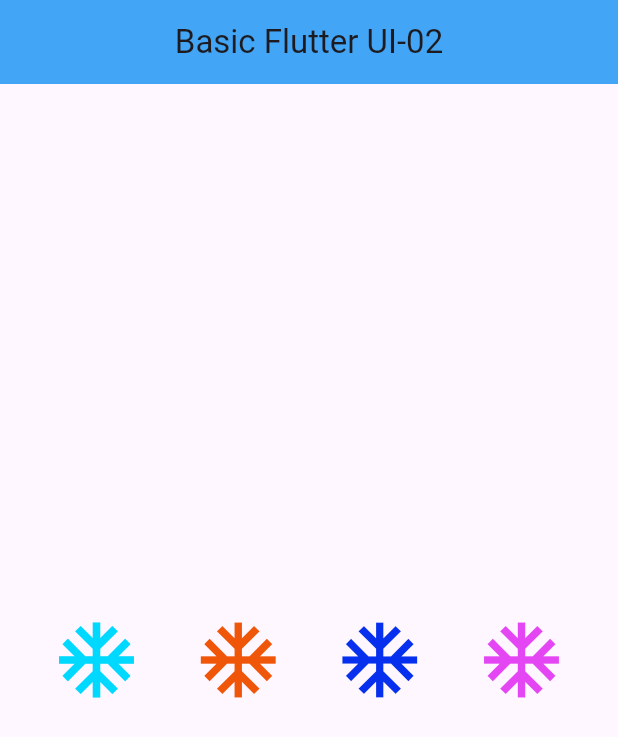
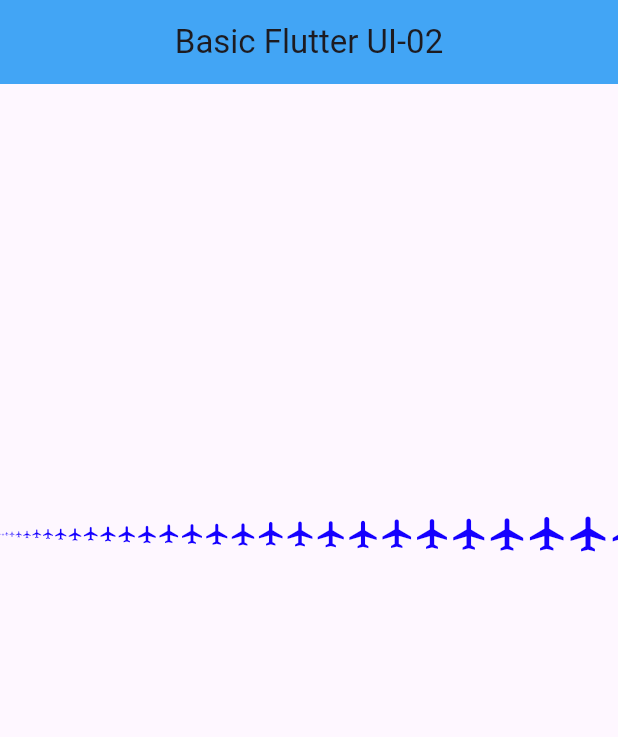
Before and after one commit to LamiaLiza991/flutter_application_1, a Flutter app: the screen it shows after launch, on a phone screen of 412 x 824 dp. Shown: the top 737 px of the screen. Run offline on Flutter 3.47's test engine with Material 3 defaults, Android fonts, the phone set to English and light mode, and no system bars.

Commit message:
singel screen veiw

```diff
--- a/lib/main.dart
+++ b/lib/main.dart
@@ -17,38 +17,25 @@ class LabClass05 extends StatelessWidget {
           backgroundColor: Colors.blue[400],
           centerTitle: true,
         ),
-        body: Container(
-          height: double.infinity,
+         body: SingleChildScrollView(
+          scrollDirection: Axis.horizontal,
+          child: Container(
+            height: 600,
             child: Row(
               mainAxisAlignment: MainAxisAlignment.spaceEvenly,
               crossAxisAlignment: CrossAxisAlignment.center,
-            children: [
-              Icon(
-                Icons.ac_unit,
-                size: 60,
-                color: const Color.fromARGB(255, 0, 217, 255),
+              children: List.generate(
+                100,
+                (index) => Icon(
+                  Icons.airplanemode_active, // Using standard Flutter icon
+                  size: index.toDouble(),
+                  color: const Color.fromARGB(255, 21, 0, 255),
                 ),
-              Icon(
-                Icons.ac_unit,
-                size: 60,
-                color: const Color.fromARGB(255, 240, 86, 9),
               ),
-              Icon(
-                Icons.ac_unit,
-                size: 60,
-                color: const Color.fromARGB(255, 6, 48, 237),
             ),
-              Icon(
-                Icons.ac_unit,
-                size: 60,
-                color: const Color.fromARGB(255, 228, 70, 243),
           ),
-            ],
         ),
-        )
-
       ),
-
     );
   }
 }
```
Lines whose indentation alone changed are shown as unchanged.
